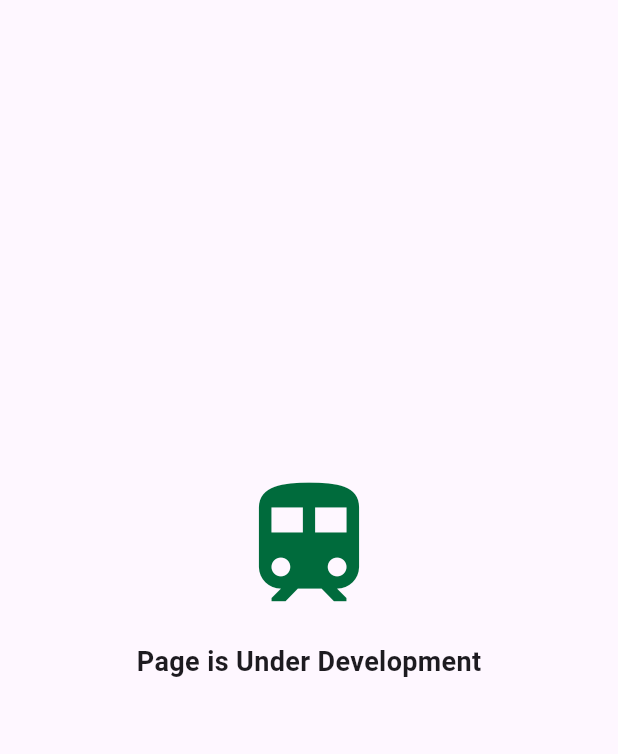
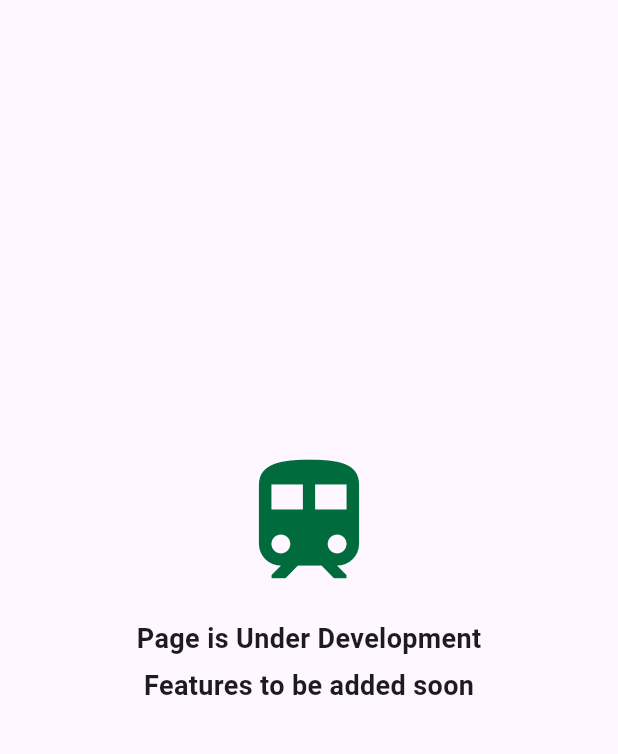
Before and after one commit to hasibcore/Train-Router, a Flutter app: the screen it shows after launch, on a phone screen of 412 x 824 dp, the part 84-838 px from its top. Run offline on Flutter 3.47's test engine with Material 3 defaults, Android fonts, the phone set to English and light mode, and no system bars.

Commit message:
Added a text

```diff
--- a/lib/main.dart
+++ b/lib/main.dart
@@ -58,6 +58,11 @@ class TrainRouterHome extends StatelessWidget {
                 'Page is Under Development',
                 style: TextStyle(fontSize: 18, fontWeight: FontWeight.bold),
               ),
+              SizedBox(height: 5),
+              Text(
+                'Features to be added soon',
+                style: TextStyle(fontSize: 18, fontWeight: FontWeight.bold),
+              ),
             ]
         ),
       ),
```
